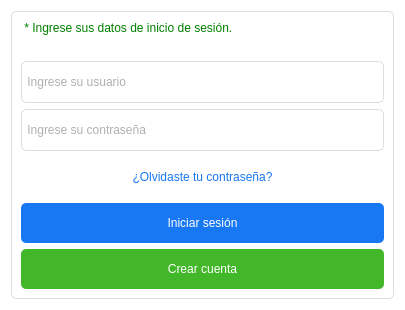
fgmc125/Py-Supermark-1KPG5, file views/LoginView.ui: the form before one commit.
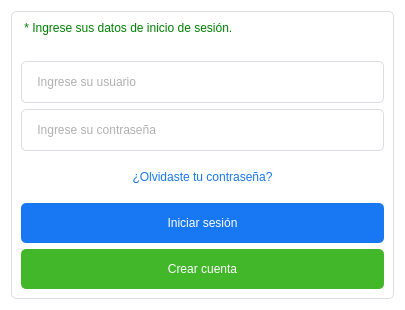
The form after the commit.

What changed in the file:
```diff
--- a/views/LoginView.ui
+++ b/views/LoginView.ui
@@ -36,13 +36,17 @@
 	font : 77 12px &quot;Arial&quot;;
 	color : green;
 }
-
-QLineEdit {
+#fme_input_user, #fme_input_password {
 	background-color : transparent;
-	border : 1px solid #DADDE1;
 	border-radius : 5px;
-	color : #616161;
+	border : 1px solid #DADDE1;
 	min-height : 40px;
+}
+
+QLineEdit {
+	background-color : transparent;
+	border : none;
+	color : #616161;
 	font : 77 18px &quot;Arial&quot;;
 }
 
@@ -109,7 +113,7 @@
      <property name="frameShadow">
       <enum>QFrame::Raised</enum>
      </property>
-     <layout class="QVBoxLayout" name="verticalLayout_2">
+     <layout class="QVBoxLayout" name="verticalLayout_4">
       <item>
        <widget class="QLabel" name="lbl_info">
         <property name="text">
@@ -131,6 +135,30 @@
        </spacer>
       </item>
       <item>
+       <widget class="QFrame" name="fme_input_user">
+        <property name="frameShape">
+         <enum>QFrame::StyledPanel</enum>
+        </property>
+        <property name="frameShadow">
+         <enum>QFrame::Raised</enum>
+        </property>
+        <layout class="QVBoxLayout" name="verticalLayout_2">
+         <property name="spacing">
+          <number>0</number>
+         </property>
+         <property name="leftMargin">
+          <number>10</number>
+         </property>
+         <property name="topMargin">
+          <number>2</number>
+         </property>
+         <property name="rightMargin">
+          <number>2</number>
+         </property>
+         <property name="bottomMargin">
+          <number>2</number>
+         </property>
+         <item>
        <widget class="QLineEdit" name="tfd_user">
         <property name="text">
          <string/>
@@ -140,6 +168,33 @@
         </property>
        </widget>
       </item>
+        </layout>
+       </widget>
+      </item>
+      <item>
+       <widget class="QFrame" name="fme_input_password">
+        <property name="frameShape">
+         <enum>QFrame::StyledPanel</enum>
+        </property>
+        <property name="frameShadow">
+         <enum>QFrame::Raised</enum>
+        </property>
+        <layout class="QVBoxLayout" name="verticalLayout_3" stretch="0">
+         <property name="spacing">
+          <number>0</number>
+         </property>
+         <property name="leftMargin">
+          <number>10</number>
+         </property>
+         <property name="topMargin">
+          <number>2</number>
+         </property>
+         <property name="rightMargin">
+          <number>2</number>
+         </property>
+         <property name="bottomMargin">
+          <number>2</number>
+         </property>
       <item>
        <widget class="QLineEdit" name="tfd_password">
         <property name="echoMode">
@@ -148,6 +203,9 @@
         <property name="placeholderText">
          <string> Ingrese su contraseña</string>
         </property>
+          </widget>
+         </item>
+        </layout>
        </widget>
       </item>
       <item>
```
Lines whose indentation alone changed are shown as unchanged.
